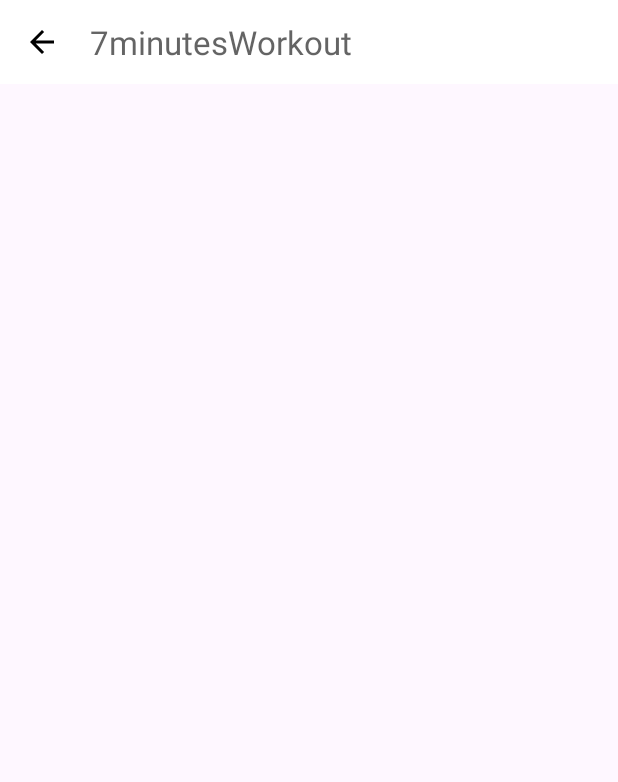
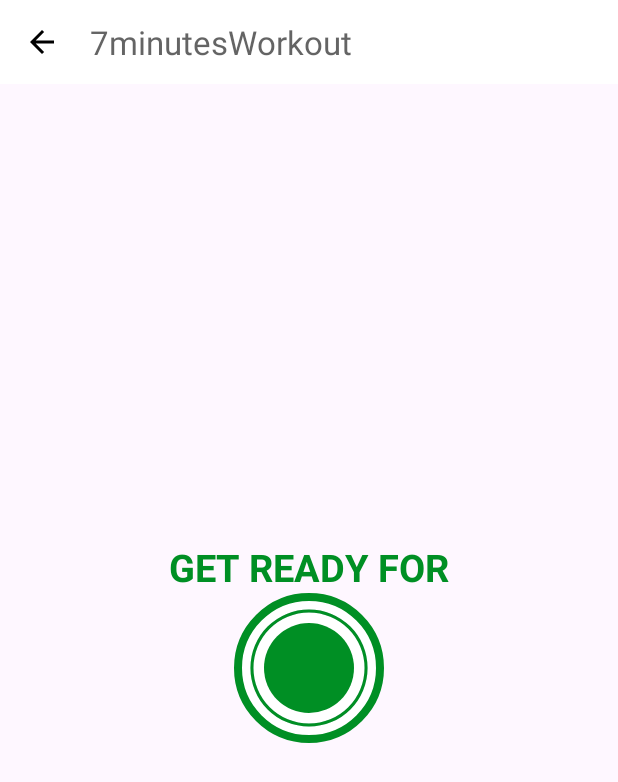
Before and after one commit to Nitesh065/7minWorkout, an Android app: the ExerciseActivity screen opened directly, with no data from a screen before it, on a phone screen of 412 x 824 dp. Shown: the top 782 px of the screen. Run offline under Robolectric (Android 15) with nearby library versions, the phone set to English and light mode, and no system bars.

Commit message:
made a coustom timer progress bar

```diff
--- /dev/null
+++ b/app/src/main/res/drawable/circular_progress_bar.xml
@@ -0,0 +1,19 @@
+<?xml version="1.0" encoding="utf-8"?>
+<layer-list xmlns:android="http://schemas.android.com/apk/res/android">
+
+    <item>
+        <shape
+            android:shape="ring"
+            android:innerRadiusRatio="2.7"
+            android:thicknessRatio="50.0"
+            android:useLevel="true">
+
+            <solid android:color="@color/colorAccent">
+
+            </solid>
+
+        </shape>
+
+    </item>
+
+</layer-list>
--- /dev/null
+++ b/app/src/main/res/drawable/circular_progress_grey.xml
@@ -0,0 +1,19 @@
+<?xml version="1.0" encoding="utf-8"?>
+<layer-list xmlns:android="http://schemas.android.com/apk/res/android">
+
+    <item>
+        <shape
+            android:shape="ring"
+            android:innerRadiusRatio="2.7"
+            android:thicknessRatio="50.0"
+            android:useLevel="false">
+
+            <solid android:color="@color/grey">
+
+            </solid>
+
+        </shape>
+
+    </item>
+
+</layer-list>
--- /dev/null
+++ b/app/src/main/res/drawable/item_circular_accent_background.xml
@@ -0,0 +1,9 @@
+<?xml version="1.0" encoding="utf-8"?>
+<shape xmlns:android="http://schemas.android.com/apk/res/android"
+    android:shape="oval">
+
+    <solid android:color="@color/colorAccent">
+
+    </solid>
+
+</shape>
--- a/app/src/main/res/layout/activity_exercise.xml
+++ b/app/src/main/res/layout/activity_exercise.xml
@@ -1,5 +1,5 @@
 <?xml version="1.0" encoding="utf-8"?>
-<RelativeLayout xmlns:android="http://schemas.android.com/apk/res/android"
+<androidx.constraintlayout.widget.ConstraintLayout xmlns:android="http://schemas.android.com/apk/res/android"
     xmlns:app="http://schemas.android.com/apk/res-auto"
     xmlns:tools="http://schemas.android.com/tools"
     android:layout_width="match_parent"
@@ -13,8 +13,70 @@
         android:theme="@style/ToolBarTheme"
         app:titleTextColor="@color/colorPrimary"
         android:background="@color/white"
+        app:layout_constraintTop_toTopOf="parent"
         >
 
     </androidx.appcompat.widget.Toolbar>
 
-</RelativeLayout>
+    <TextView
+        android:id="@+id/tvTitle"
+        android:layout_width="wrap_content"
+        android:layout_height="wrap_content"
+        android:text="GET READY FOR"
+        android:textColor="@color/colorAccent"
+        android:textSize="25sp"
+        android:textStyle="bold"
+        app:layout_constraintBottom_toTopOf="@+id/flProgressBar"
+        app:layout_constraintEnd_toEndOf="parent"
+        app:layout_constraintStart_toStartOf="parent">
+
+    </TextView>
+
+    <FrameLayout
+        android:id="@+id/flProgressBar"
+        android:layout_width="100dp"
+        android:layout_height="100dp"
+       android:layout_marginTop="10dp"
+        android:background="@drawable/item_circular_color_accent_border"
+        app:layout_constraintBottom_toBottomOf="parent"
+        app:layout_constraintTop_toBottomOf="@+id/toolbarExercise"
+        app:layout_constraintEnd_toEndOf="parent"
+        app:layout_constraintStart_toStartOf="parent">
+
+        <ProgressBar
+            android:layout_width="100dp"
+            android:layout_height="100dp"
+            style="?android:attr/progressBarStyleHorizontal"
+            android:layout_gravity="center"
+            android:progressDrawable="@drawable/circular_progress_bar"
+            android:background="@drawable/circular_progress_grey"
+            android:indeterminate="false"
+            android:max="10"
+            android:rotation="-90"
+            android:progress="100">
+        </ProgressBar>
+
+        <LinearLayout
+            android:layout_width="60dp"
+            android:layout_height="60dp"
+            android:layout_gravity="center"
+            android:background="@drawable/item_circular_accent_background"
+            android:gravity="center">
+
+            <TextView
+                android:layout_width="wrap_content"
+                android:layout_height="wrap_content"
+                tools:text="10"
+                android:textSize="22sp"
+                android:textStyle="bold"
+                android:textColor="@color/white"
+
+                >
+
+            </TextView>
+
+        </LinearLayout>
+
+    </FrameLayout>
+
+</androidx.constraintlayout.widget.ConstraintLayout>
--- a/app/src/main/res/values/colors.xml
+++ b/app/src/main/res/values/colors.xml
@@ -6,4 +6,5 @@
     <color name="colorPrimaryDark">#B2212121</color>
     <color name="colorAccent">#008F24</color>
     <color name="lightGrey">#C4C4C4</color>
+    <color name="grey">#D4DEE7</color>
 </resources>
```
